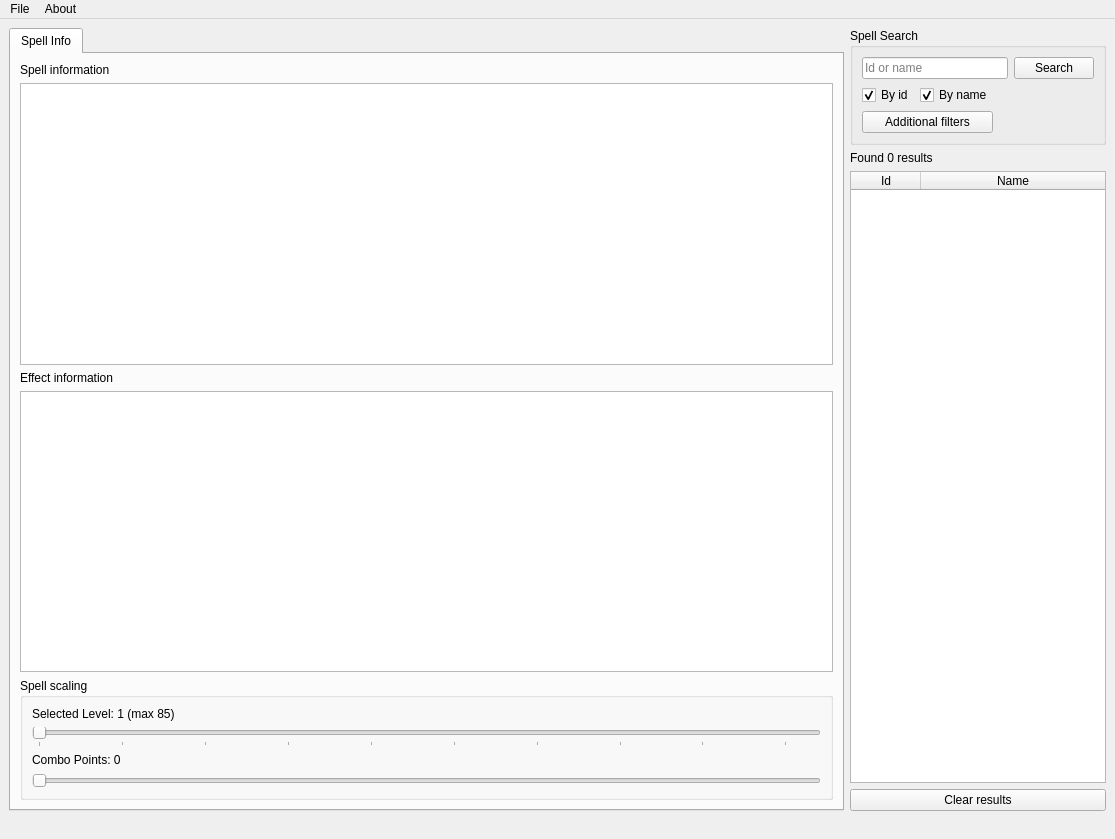
This is src/Forms/mainwindow.ui in sanctum32/QWoWSpellWork as Qt 5 draws it before an edit. The edited form follows.
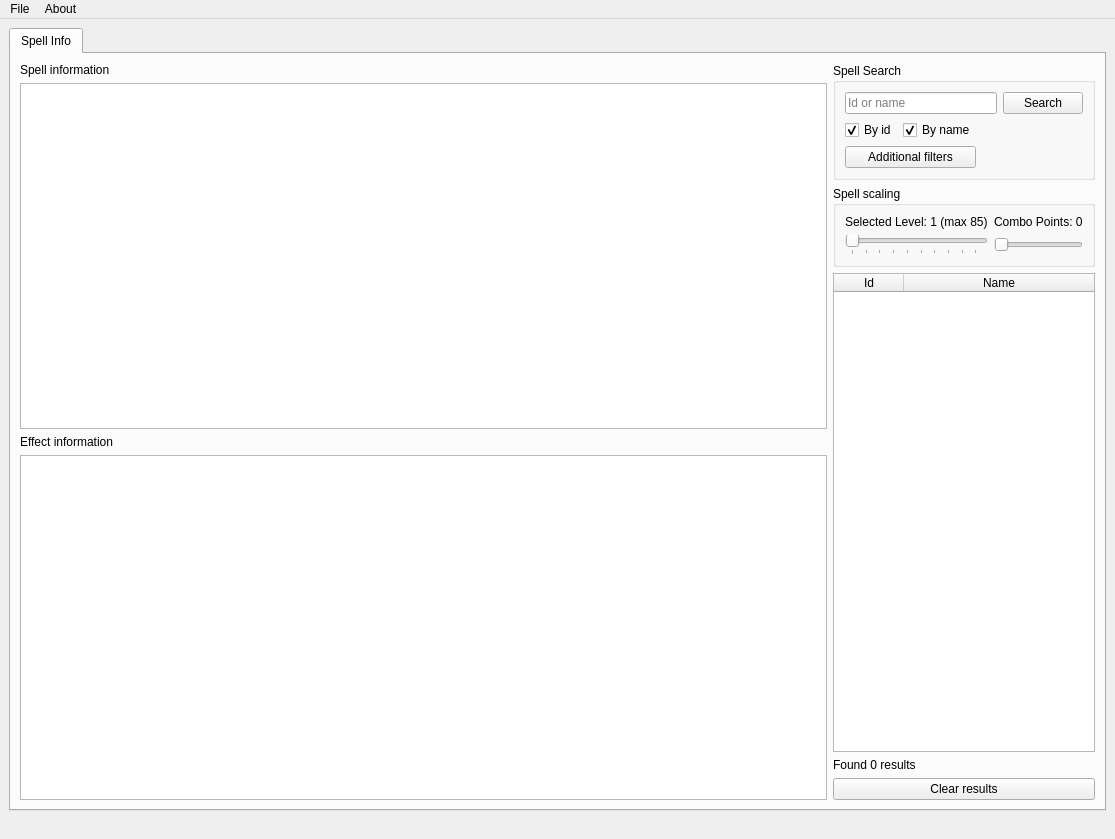
This is the edited form.

Commit message: Minor spell information tab UI improvements

What changed in the file:
```diff
--- a/src/Forms/mainwindow.ui
+++ b/src/Forms/mainwindow.ui
@@ -90,15 +90,23 @@
        <attribute name="title">
         <string>Spell Info</string>
        </attribute>
-       <layout class="QGridLayout" name="gridLayout">
-        <item row="3" column="0">
-         <widget class="QTextEdit" name="spellEffectText">
-          <property name="readOnly">
-           <bool>true</bool>
+       <layout class="QHBoxLayout" name="horizontalLayout">
+        <item>
+         <layout class="QVBoxLayout" name="verticalLayout">
+          <item>
+           <widget class="QLabel" name="spellInfoLabel">
+            <property name="sizePolicy">
+             <sizepolicy hsizetype="Preferred" vsizetype="Maximum">
+              <horstretch>0</horstretch>
+              <verstretch>0</verstretch>
+             </sizepolicy>
+            </property>
+            <property name="text">
+             <string>Spell information</string>
           </property>
          </widget>
         </item>
-        <item row="1" column="0">
+          <item>
          <widget class="QTextEdit" name="spellInfoText">
           <property name="enabled">
            <bool>true</bool>
@@ -120,130 +128,37 @@
           </property>
          </widget>
         </item>
-        <item row="4" column="0">
-         <widget class="QGroupBox" name="spellScalingGroup">
-          <property name="title">
-           <string>Spell scaling</string>
-          </property>
-          <layout class="QVBoxLayout" name="verticalLayout">
            <item>
-            <widget class="QLabel" name="levelScalingText">
-             <property name="enabled">
-              <bool>true</bool>
-             </property>
+           <widget class="QLabel" name="spellEffectLabel">
              <property name="sizePolicy">
-              <sizepolicy hsizetype="Fixed" vsizetype="Preferred">
+             <sizepolicy hsizetype="Preferred" vsizetype="Maximum">
                <horstretch>0</horstretch>
                <verstretch>0</verstretch>
               </sizepolicy>
              </property>
-             <property name="text">
-              <string>&lt;html&gt;&lt;head/&gt;&lt;body&gt;&lt;p&gt;Selected Level: 1 (max 85)&lt;/p&gt;&lt;/body&gt;&lt;/html&gt;</string>
-             </property>
-            </widget>
-           </item>
-           <item>
-            <widget class="QSlider" name="levelScalingSlider">
-             <property name="enabled">
-              <bool>true</bool>
-             </property>
-             <property name="sizePolicy">
-              <sizepolicy hsizetype="Preferred" vsizetype="Preferred">
-               <horstretch>0</horstretch>
-               <verstretch>0</verstretch>
-              </sizepolicy>
-             </property>
-             <property name="minimumSize">
-              <size>
-               <width>0</width>
-               <height>0</height>
-              </size>
-             </property>
-             <property name="maximumSize">
-              <size>
-               <width>16777215</width>
-               <height>16777215</height>
-              </size>
-             </property>
-             <property name="minimum">
-              <number>1</number>
-             </property>
-             <property name="maximum">
-              <number>85</number>
-             </property>
-             <property name="orientation">
-              <enum>Qt::Orientation::Horizontal</enum>
-             </property>
-             <property name="invertedAppearance">
-              <bool>false</bool>
-             </property>
-             <property name="tickPosition">
-              <enum>QSlider::TickPosition::TicksBelow</enum>
-             </property>
-             <property name="tickInterval">
-              <number>9</number>
-             </property>
-            </widget>
-           </item>
-           <item>
-            <widget class="QLabel" name="comboScalingText">
-             <property name="enabled">
-              <bool>true</bool>
-             </property>
-             <property name="text">
-              <string>Combo Points: 0</string>
-             </property>
-            </widget>
-           </item>
-           <item>
-            <widget class="QSlider" name="comboPointsSlider">
-             <property name="sizePolicy">
-              <sizepolicy hsizetype="Preferred" vsizetype="Fixed">
-               <horstretch>0</horstretch>
-               <verstretch>0</verstretch>
-              </sizepolicy>
-             </property>
-             <property name="maximum">
-              <number>5</number>
-             </property>
-             <property name="orientation">
-              <enum>Qt::Orientation::Horizontal</enum>
-             </property>
-            </widget>
-           </item>
-          </layout>
-         </widget>
-        </item>
-        <item row="2" column="0">
-         <widget class="QLabel" name="label">
           <property name="text">
            <string>Effect information</string>
           </property>
          </widget>
         </item>
-        <item row="0" column="0">
-         <widget class="QLabel" name="label_2">
-          <property name="text">
-           <string>Spell information</string>
+          <item>
+           <widget class="QTextEdit" name="spellEffectText">
+            <property name="readOnly">
+             <bool>true</bool>
           </property>
          </widget>
         </item>
        </layout>
-      </widget>
-     </widget>
     </item>
     <item>
-     <layout class="QVBoxLayout" name="verticalLayout_2">
-      <property name="sizeConstraint">
-       <enum>QLayout::SizeConstraint::SetDefaultConstraint</enum>
-      </property>
+         <layout class="QVBoxLayout" name="spellInfoSearch">
       <item>
        <widget class="QGroupBox" name="SearchGroup">
         <property name="enabled">
          <bool>true</bool>
         </property>
         <property name="sizePolicy">
-         <sizepolicy hsizetype="Preferred" vsizetype="Preferred">
+             <sizepolicy hsizetype="Preferred" vsizetype="Maximum">
           <horstretch>0</horstretch>
           <verstretch>0</verstretch>
          </sizepolicy>
@@ -281,7 +196,7 @@
          <item row="0" column="0" colspan="3">
           <widget class="QLineEdit" name="spellIdNameInput">
            <property name="sizePolicy">
-            <sizepolicy hsizetype="Preferred" vsizetype="Preferred">
+                <sizepolicy hsizetype="Preferred" vsizetype="Maximum">
              <horstretch>0</horstretch>
              <verstretch>0</verstretch>
             </sizepolicy>
@@ -324,10 +239,103 @@
        </widget>
       </item>
       <item>
-       <widget class="QLabel" name="resultCountLabel">
+           <widget class="QGroupBox" name="spellScalingGroup">
+            <property name="sizePolicy">
+             <sizepolicy hsizetype="Preferred" vsizetype="Maximum">
+              <horstretch>0</horstretch>
+              <verstretch>0</verstretch>
+             </sizepolicy>
+            </property>
+            <property name="title">
+             <string>Spell scaling</string>
+            </property>
+            <layout class="QGridLayout" name="gridLayout_3">
+             <item row="1" column="0">
+              <widget class="QSlider" name="levelScalingSlider">
+               <property name="enabled">
+                <bool>true</bool>
+               </property>
+               <property name="sizePolicy">
+                <sizepolicy hsizetype="Preferred" vsizetype="Preferred">
+                 <horstretch>0</horstretch>
+                 <verstretch>0</verstretch>
+                </sizepolicy>
+               </property>
+               <property name="minimumSize">
+                <size>
+                 <width>0</width>
+                 <height>0</height>
+                </size>
+               </property>
+               <property name="maximumSize">
+                <size>
+                 <width>16777215</width>
+                 <height>16777215</height>
+                </size>
+               </property>
+               <property name="minimum">
+                <number>1</number>
+               </property>
+               <property name="maximum">
+                <number>85</number>
+               </property>
+               <property name="orientation">
+                <enum>Qt::Orientation::Horizontal</enum>
+               </property>
+               <property name="invertedAppearance">
+                <bool>false</bool>
+               </property>
+               <property name="tickPosition">
+                <enum>QSlider::TickPosition::TicksBelow</enum>
+               </property>
+               <property name="tickInterval">
+                <number>9</number>
+               </property>
+              </widget>
+             </item>
+             <item row="1" column="1">
+              <widget class="QSlider" name="comboPointsSlider">
+               <property name="sizePolicy">
+                <sizepolicy hsizetype="Preferred" vsizetype="Fixed">
+                 <horstretch>0</horstretch>
+                 <verstretch>0</verstretch>
+                </sizepolicy>
+               </property>
+               <property name="maximum">
+                <number>5</number>
+               </property>
+               <property name="orientation">
+                <enum>Qt::Orientation::Horizontal</enum>
+               </property>
+              </widget>
+             </item>
+             <item row="0" column="0">
+              <widget class="QLabel" name="levelScalingText">
+               <property name="enabled">
+                <bool>true</bool>
+               </property>
+               <property name="sizePolicy">
+                <sizepolicy hsizetype="Fixed" vsizetype="Preferred">
+                 <horstretch>0</horstretch>
+                 <verstretch>0</verstretch>
+                </sizepolicy>
+               </property>
         <property name="text">
-         <string>Found 0 results</string>
-        </property>
+                <string>&lt;html&gt;&lt;head/&gt;&lt;body&gt;&lt;p&gt;Selected Level: 1 (max 85)&lt;/p&gt;&lt;/body&gt;&lt;/html&gt;</string>
+               </property>
+              </widget>
+             </item>
+             <item row="0" column="1">
+              <widget class="QLabel" name="comboScalingText">
+               <property name="enabled">
+                <bool>true</bool>
+               </property>
+               <property name="text">
+                <string>Combo Points: 0</string>
+               </property>
+              </widget>
+             </item>
+            </layout>
        </widget>
       </item>
       <item>
@@ -386,6 +394,19 @@
         </column>
        </widget>
       </item>
+          <item>
+           <widget class="QLabel" name="resultCountLabel">
+            <property name="sizePolicy">
+             <sizepolicy hsizetype="Preferred" vsizetype="Maximum">
+              <horstretch>0</horstretch>
+              <verstretch>0</verstretch>
+             </sizepolicy>
+            </property>
+            <property name="text">
+             <string>Found 0 results</string>
+            </property>
+           </widget>
+          </item>
       <item>
        <widget class="QPushButton" name="clearResultsBtn">
         <property name="text">
@@ -394,6 +415,10 @@
        </widget>
       </item>
      </layout>
+        </item>
+       </layout>
+      </widget>
+     </widget>
     </item>
    </layout>
   </widget>
```
Lines whose indentation alone changed are shown as unchanged.
